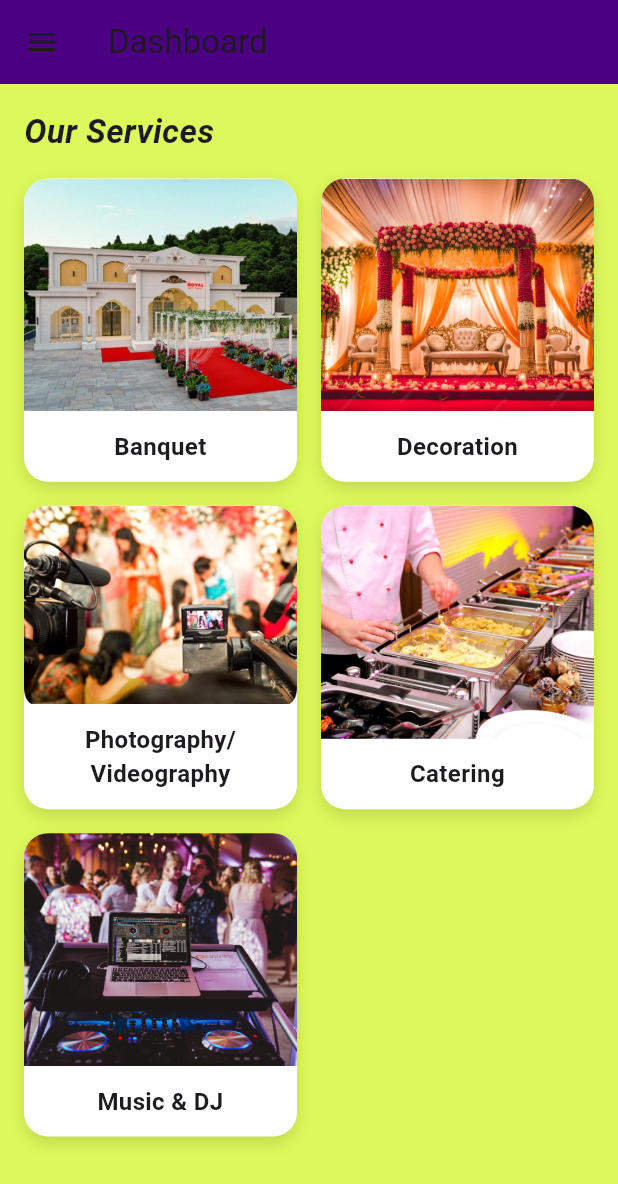
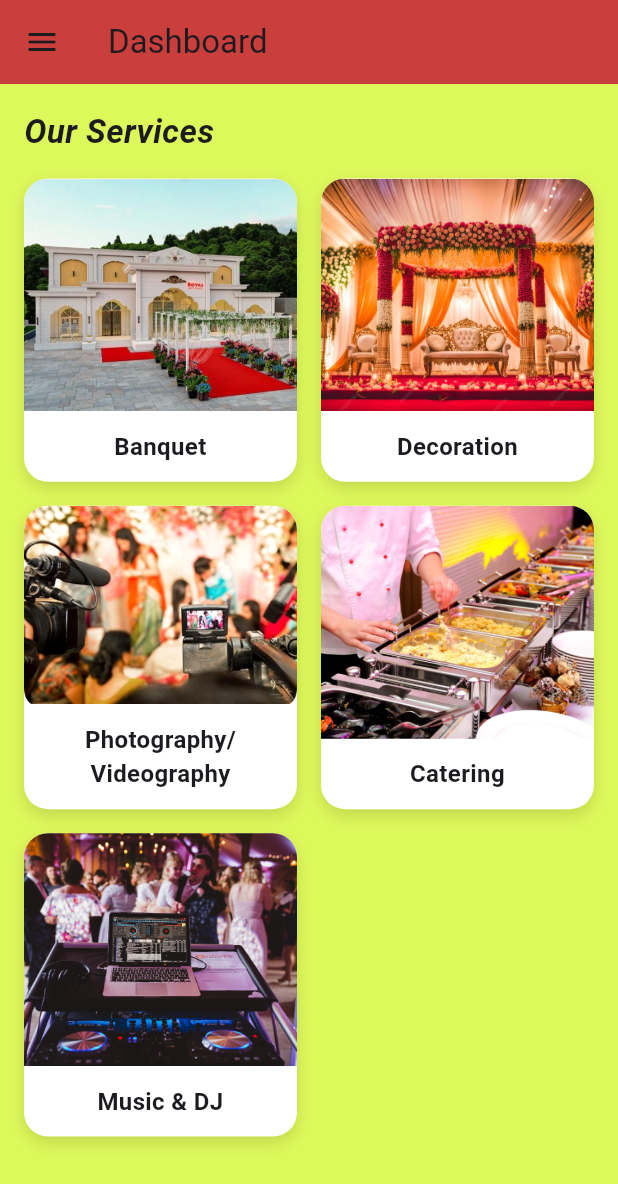
Before and after one commit to sanin751/myevents, a Flutter app: the DashboardScreen screen opened directly, on a phone screen of 412 x 824 dp. Shown: the top 1184 px of the screen. Run offline on Flutter 3.47's test engine with Material 3 defaults, Android fonts, the light colour scheme and no system bars; Roboto replaces fonts that are missing (Bricolage).

Commit message:
updated dashboard

```diff
--- a/lib/screens/dashboard_screen.dart
+++ b/lib/screens/dashboard_screen.dart
@@ -13,7 +13,7 @@ class _DashboardPageState extends State<DashboardScreen> {
 
   @override
   Widget build(BuildContext context) {
-    final purple = Color(0xFF4B0082);
+    final purple = Color.fromARGB(252, 202, 60, 60);
     final lightGrey = Colors.grey.shade200;
 
     return Scaffold(
@@ -86,6 +86,6 @@ class _DashboardPageState extends State<DashboardScreen> {
       return HomeScreen();
     }
 
-    return Center(child: Text('$_selectedMenu page — under construction'));
+    return Center(child: Text('$_selectedMenu '));
   }
 }
```
